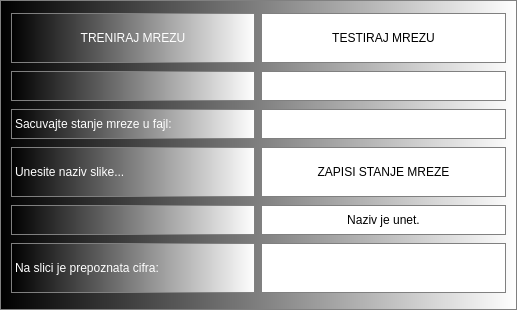
This is code/neuralnetwork.ui in MATF-RS19/RS035-masinsko-prepoznavanje-cifara as Qt 5 draws it before an edit. The edited form follows.
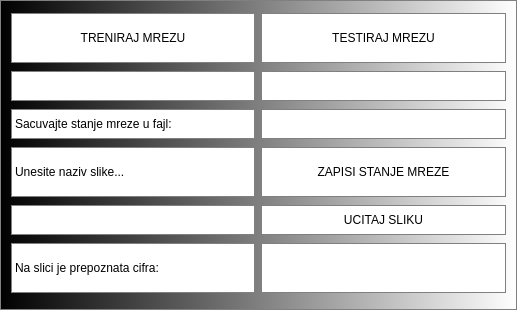
This is the edited form.

Diff of the .ui file:
```diff
--- a/code/neuralnetwork.ui
+++ b/code/neuralnetwork.ui
@@ -45,8 +45,8 @@
         </property>
         <property name="styleSheet">
          <string notr="true">QPushButton{
-background-color:qlineargradient(spread:pad, x1:0, y1:0, x2:1, y2:0, stop:0 rgba(0, 0, 0, 255), stop:1 rgba(255, 255, 255, 255));
-color: rgb(255, 255, 255);
+background-color:rgb(255, 255, 255);
+color: rgb(0, 0, 0);
 font: 75 11pt &quot;Century Schoolbook L&quot;;
 }</string>
         </property>
@@ -71,6 +71,7 @@
         </property>
         <property name="styleSheet">
          <string notr="true">QTextEdit{
+background-color:rgb(255, 255, 255);
 color: rgb(0, 0, 0);
 	font: 75 11pt &quot;Century Schoolbook L&quot;;
 }</string>
@@ -87,8 +88,8 @@
         </property>
         <property name="styleSheet">
          <string notr="true">QLabel{
-background-color:qlineargradient(spread:pad, x1:0, y1:0, x2:1, y2:0, stop:0 rgba(0, 0, 0, 255), stop:1 rgba(255, 255, 255, 255));
-color: rgb(255, 255, 255);
+background-color:rgb(255, 255, 255);
+color:rgb(0, 0, 0);
 font: 75 11pt &quot;Century Schoolbook L&quot;;
 }</string>
         </property>
@@ -107,8 +108,8 @@
         </property>
         <property name="styleSheet">
          <string notr="true">QLabel{
-background-color:qlineargradient(spread:pad, x1:0, y1:0, x2:1, y2:0, stop:0 rgba(0, 0, 0, 255), stop:1 rgba(255, 255, 255, 255));
-color: rgb(255, 255, 255);
+background-color:rgb(255, 255, 255);
+color: rgb(0, 0, 0);
 font: 75 11pt &quot;Century Schoolbook L&quot;;
 }</string>
         </property>
@@ -133,8 +134,8 @@
         </property>
         <property name="styleSheet">
          <string notr="true">QTextEdit{
-background-color:qlineargradient(spread:pad, x1:0, y1:0, x2:1, y2:0, stop:0 rgba(0, 0, 0, 255), stop:1 rgba(255, 255, 255, 255));
-color: rgb(255, 255, 255);
+background-color:rgb(255, 255, 255);
+color: rgb(0,0,0);
 font: 75 11pt &quot;Century Schoolbook L&quot;;
 }</string>
         </property>
@@ -150,7 +151,8 @@
         </property>
         <property name="styleSheet">
          <string notr="true">QLabel{
-color: rgb(255, 255, 255);
+background-color:rgb(255, 255, 255);
+color: rgb(0, 0, 0);
 	font: 75 11pt &quot;Century Schoolbook L&quot;;
 }</string>
         </property>
@@ -272,7 +274,7 @@
 }</string>
         </property>
         <property name="text">
-         <string>Naziv je unet.</string>
+         <string>UCITAJ SLIKU</string>
         </property>
         <property name="checkable">
          <bool>false</bool>
```
